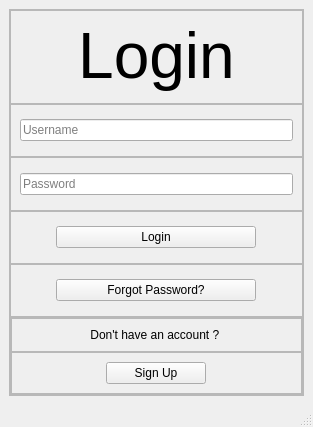
aavashlamichhane/LibMan, file mainwindow.ui: the form before one commit.
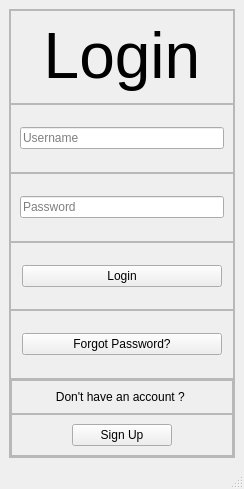
The form after the commit.

Commit message: Connected database successfully.

The edit to the form file:
```diff
--- a/mainwindow.ui
+++ b/mainwindow.ui
@@ -6,8 +6,8 @@
    <rect>
     <x>0</x>
     <y>0</y>
-    <width>313</width>
-    <height>427</height>
+    <width>244</width>
+    <height>489</height>
    </rect>
   </property>
   <property name="windowTitle">
```
The commit also changes 2 other files.
